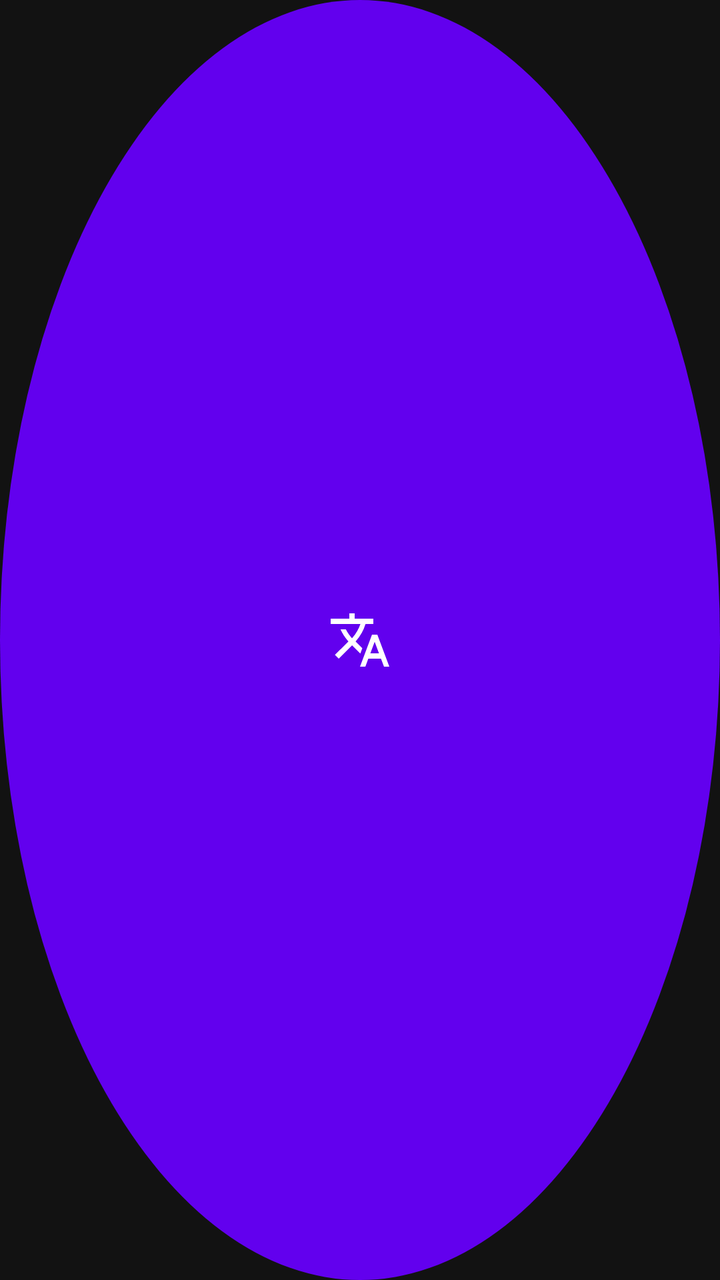
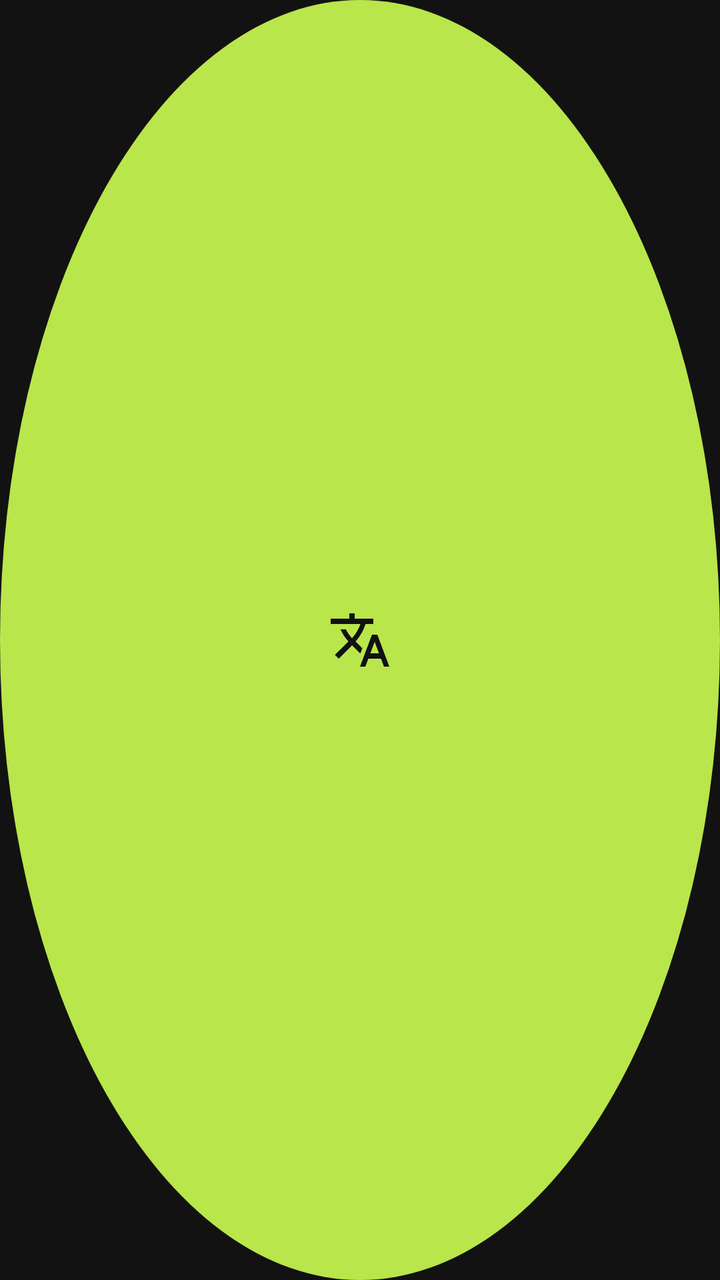

An Android layout rendered at two revisions. The XML below is the earlier revision; the diff shows what the commit changed to produce the second picture.
<!-- AndroidManifest.xml: application theme Theme.SubtitleTranslator -->
<!-- res/layout/floating_button.xml -->
<?xml version="1.0" encoding="utf-8"?>
<FrameLayout xmlns:android="http://schemas.android.com/apk/res/android"
    android:layout_width="56dp"
    android:layout_height="56dp"
    android:background="@drawable/bg_floating_button">

    <ImageView
        android:layout_width="32dp"
        android:layout_height="32dp"
        android:layout_gravity="center"
        android:src="@drawable/ic_translate"
        android:contentDescription="@string/app_name" />

</FrameLayout>
<!-- resources referenced by this layout -->
<resources>
  <!-- drawable bg_floating_button (drawable) -->
  <?xml version="1.0" encoding="utf-8"?>
  <selector xmlns:android="http://schemas.android.com/apk/res/android">
      <item android:drawable="@drawable/bg_floating_button_pressed" android:state_pressed="true" />
      <item android:drawable="@drawable/bg_floating_button_normal" />
  </selector>
  <!-- drawable ic_translate (drawable) -->
  <?xml version="1.0" encoding="utf-8"?>
  <vector xmlns:android="http://schemas.android.com/apk/res/android"
      android:width="24dp"
      android:height="24dp"
      android:viewportWidth="24"
      android:viewportHeight="24"
      android:tint="@android:color/white">
      <path
          android:fillColor="@android:color/white"
          android:pathData="M12.87,15.07l-2.54,-2.51 0.03,-0.03c1.74,-1.94 2.98,-4.17 3.71,-6.53L17,6L17,4h-7L10,2L8,2v2L1,4v1.99h11.17C11.5,7.92 10.44,9.75 9,11.35 8.07,10.32 7.3,9.19 6.69,8h-2c0.73,1.63 1.73,3.17 2.98,4.56l-5.09,5.02L4,19l5,-5 3.11,3.11 0.76,-2.04zM18.5,10h-2L12,22h2l1.12,-3h4.75L21,22h2l-4.5,-12zM15.88,17l1.62,-4.33L19.12,17h-3.24z"/>
  </vector>
  <string name="app_name">字幕翻译助手</string>
  <style name="Theme.SubtitleTranslator" parent="Theme.MaterialComponents.NoActionBar">
          
          <item name="colorPrimary">@color/purple_500</item>
          <item name="colorPrimaryVariant">@color/purple_700</item>
          <item name="colorOnPrimary">@color/white</item>
          
          <item name="colorSecondary">@color/teal_200</item>
          <item name="colorSecondaryVariant">@color/teal_700</item>
          <item name="colorOnSecondary">@color/black</item>
          
          <item name="android:statusBarColor">@android:color/background_dark</item>
          <item name="android:windowLightStatusBar">false</item>
          <item name="android:navigationBarColor">@android:color/background_dark</item>
      </style>
  <!-- drawable bg_floating_button_pressed (drawable) -->
  <?xml version="1.0" encoding="utf-8"?>
  <shape xmlns:android="http://schemas.android.com/apk/res/android"
      android:shape="oval">
      <solid android:color="@color/purple_700" />
      <size
          android:width="56dp"
          android:height="56dp" />
  </shape>
  <!-- drawable bg_floating_button_normal (drawable) -->
  <?xml version="1.0" encoding="utf-8"?>
  <shape xmlns:android="http://schemas.android.com/apk/res/android"
      android:shape="oval">
      <solid android:color="@color/purple_500" />
      <size
          android:width="56dp"
          android:height="56dp" />
  </shape>
  <color name="purple_500">#FF6200EE</color>
  <color name="purple_700">#FF3700B3</color>
  <color name="white">#FFFFFFFF</color>
  <color name="teal_200">#FF03DAC5</color>
  <color name="teal_700">#FF018786</color>
  <color name="black">#FF000000</color>
</resources>

<!-- the commit's change to res/layout/floating_button.xml (unified diff, before → after) -->
@@ -8,7 +8,7 @@
         android:layout_width="32dp"
         android:layout_height="32dp"
         android:layout_gravity="center"
-        android:src="@drawable/ic_translate"
+        android:src="@drawable/ic_translate_dark"
         android:contentDescription="@string/app_name" />
 
 </FrameLayout>
<!-- resource entries referenced after the edit -->
@@ -6,14 +6,14 @@
       <item android:drawable="@drawable/bg_floating_button_pressed" android:state_pressed="true" />
       <item android:drawable="@drawable/bg_floating_button_normal" />
   </selector>
-  <!-- drawable ic_translate (drawable) -->
+  <!-- drawable ic_translate_dark (drawable) -->
   <?xml version="1.0" encoding="utf-8"?>
   <vector xmlns:android="http://schemas.android.com/apk/res/android"
       android:width="24dp"
       android:height="24dp"
       android:viewportWidth="24"
       android:viewportHeight="24"
-      android:tint="@android:color/white">
+      android:tint="@color/on_accent">
       <path
           android:fillColor="@android:color/white"
           android:pathData="M12.87,15.07l-2.54,-2.51 0.03,-0.03c1.74,-1.94 2.98,-4.17 3.71,-6.53L17,6L17,4h-7L10,2L8,2v2L1,4v1.99h11.17C11.5,7.92 10.44,9.75 9,11.35 8.07,10.32 7.3,9.19 6.69,8h-2c0.73,1.63 1.73,3.17 2.98,4.56l-5.09,5.02L4,19l5,-5 3.11,3.11 0.76,-2.04zM18.5,10h-2L12,22h2l1.12,-3h4.75L21,22h2l-4.5,-12zM15.88,17l1.62,-4.33L19.12,17h-3.24z"/>
@@ -21,23 +21,22 @@
   <string name="app_name">字幕翻译助手</string>
   <style name="Theme.SubtitleTranslator" parent="Theme.MaterialComponents.NoActionBar">
           
-          <item name="colorPrimary">@color/purple_500</item>
-          <item name="colorPrimaryVariant">@color/purple_700</item>
-          <item name="colorOnPrimary">@color/white</item>
+          <item name="colorPrimary">@color/accent</item>
+          <item name="colorPrimaryVariant">@color/accent_dim</item>
+          <item name="colorOnPrimary">@color/on_accent</item>
+          <item name="colorSecondary">@color/accent</item>
+          <item name="colorSecondaryVariant">@color/accent_dim</item>
+          <item name="colorOnSecondary">@color/on_accent</item>
           
-          <item name="colorSecondary">@color/teal_200</item>
-          <item name="colorSecondaryVariant">@color/teal_700</item>
-          <item name="colorOnSecondary">@color/black</item>
-          
-          <item name="android:statusBarColor">@android:color/background_dark</item>
+          <item name="android:statusBarColor">@color/screen_bg</item>
           <item name="android:windowLightStatusBar">false</item>
-          <item name="android:navigationBarColor">@android:color/background_dark</item>
+          <item name="android:navigationBarColor">@color/screen_bg</item>
       </style>
   <!-- drawable bg_floating_button_pressed (drawable) -->
   <?xml version="1.0" encoding="utf-8"?>
   <shape xmlns:android="http://schemas.android.com/apk/res/android"
       android:shape="oval">
-      <solid android:color="@color/purple_700" />
+      <solid android:color="@color/accent_dim" />
       <size
           android:width="56dp"
           android:height="56dp" />
@@ -46,16 +45,14 @@
   <?xml version="1.0" encoding="utf-8"?>
   <shape xmlns:android="http://schemas.android.com/apk/res/android"
       android:shape="oval">
-      <solid android:color="@color/purple_500" />
+      <solid android:color="@color/accent" />
       <size
           android:width="56dp"
           android:height="56dp" />
   </shape>
-  <color name="purple_500">#FF6200EE</color>
-  <color name="purple_700">#FF3700B3</color>
-  <color name="white">#FFFFFFFF</color>
-  <color name="teal_200">#FF03DAC5</color>
-  <color name="teal_700">#FF018786</color>
-  <color name="black">#FF000000</color>
+  <color name="on_accent">#FF101114</color>
+  <color name="accent">#FFB9E64B</color>
+  <color name="accent_dim">#FFCBE97F</color>
+  <color name="screen_bg">#FF101114</color>
 </resources>
 
